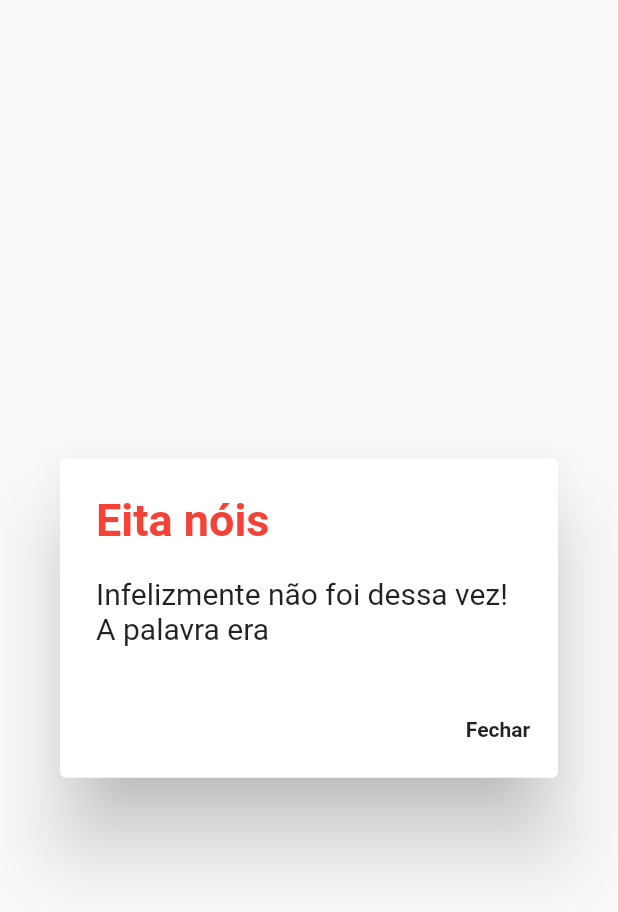
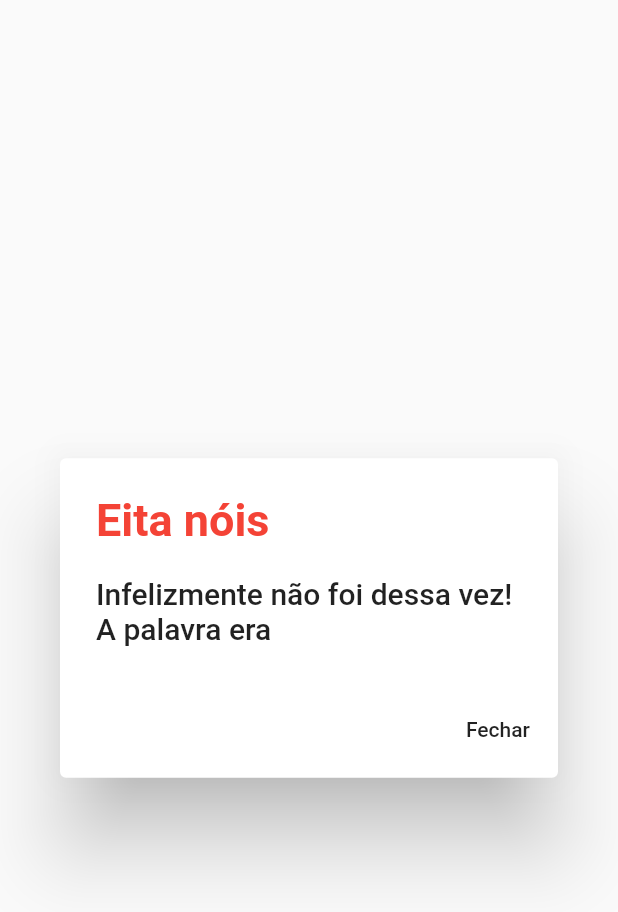
Before and after one commit to cbonatti/Bonattermo, a Flutter app: the LoseGameDialogBox widget shown alone on an empty page, opened directly with empty values, on a phone screen of 412 x 824 dp. Shown: the top 912 px of the screen. Run offline on Flutter 3.47's test engine with Material 2 defaults, Android fonts, the phone set to English and light mode, and no system bars; our stand-ins replace shared_preferences; accounts and stored records are empty; project files that could hold a hidden picture were left out.

Commit message:
dark mode win/lose game

```diff
--- a/Bonattermo/lib/lose-game-dialog.dart
+++ b/Bonattermo/lib/lose-game-dialog.dart
@@ -22,21 +22,15 @@ class LoseGameDialogBox extends StatelessWidget {
     TextSpan _normalWord(String word) {
       return TextSpan(
         text: word,
-        style: TextStyle(
-          color: Colors.black87,
-          fontSize: 20.0,
-        ),
+        style: Theme.of(context).textTheme.bodyText1?.copyWith(fontSize: 20.0),
       );
     }
 
     TextSpan _hardWord(String word) {
       return TextSpan(
         text: word,
-        style: TextStyle(
-          color: Colors.black87,
-          fontSize: 20.0,
-          fontWeight: FontWeight.bold,
-        ),
+        style: Theme.of(context).textTheme.bodyText1?.copyWith(
+            fontWeight: FontWeight.bold, fontSize: 20.0, color: Colors.red),
       );
     }
 
@@ -53,11 +47,7 @@ class LoseGameDialogBox extends StatelessWidget {
       ),
       actions: <Widget>[
         TextButton(
-          child: Text('Fechar',
-              style: TextStyle(
-                color: Colors.black87,
-                fontWeight: FontWeight.bold,
-              )),
+          child: Text('Fechar', style: Theme.of(context).textTheme.bodyText1),
           onPressed: () {
             Navigator.of(context).pop();
             Navigator.of(context).pop();
```
Also changed, not shown: Bonattermo/lib/won-game-dialog.dart (+5 -9 lines).
